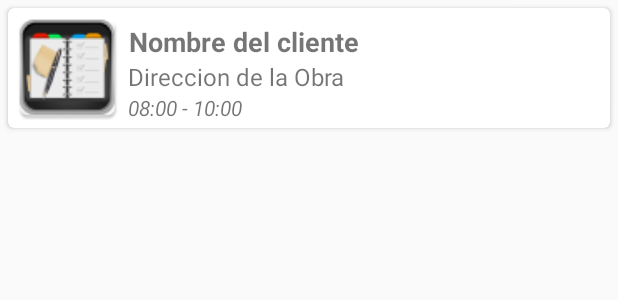
After one commit to unispan/mobile-app-unispan, an Android app: the layout card_view.xml on its own in the app's theme, with its tools: preview values and no code run, on a phone screen of 412 x 824 dp. The commit adds this screen. Shown: the top 300 px of the screen. Run offline under Robolectric (Android 15) with nearby library versions, the phone set to English and light mode, and no system bars.

Commit message:
Devolucion
Citas de Devolucion

```diff
--- a/app/build.gradle
+++ b/app/build.gradle
@@ -29,4 +29,5 @@ dependencies {
     compile 'com.github.satyan:sugar:1.5'
     compile 'com.android.volley:volley:1.0.0'
     testCompile 'junit:junit:4.12'
+    compile 'com.android.support:cardview-v7:24.2.1'
 }
--- a/app/src/main/AndroidManifest.xml
+++ b/app/src/main/AndroidManifest.xml
@@ -20,6 +20,10 @@
         android:label="@string/app_name"
         android:supportsRtl="true"
         android:theme="@style/AppTheme">
+        <meta-data android:name="DATABASE" android:value="unispan.db" />
+        <meta-data android:name="VERSION" android:value="1" />
+        <meta-data android:name="QUERY_LOG" android:value="true" />
+        <meta-data android:name="DOMAIN_PACKAGE_NAME" android:value="pe.com.unispan.mobile.model" />
         <activity
             android:name=".activities.LoginActivity"
             android:label="@string/app_name">
--- /dev/null
+++ b/app/src/main/res/layout/card_view.xml
@@ -0,0 +1,47 @@
+<?xml version="1.0" encoding="utf-8"?>
+<android.support.v7.widget.CardView
+    xmlns:android="http://schemas.android.com/apk/res/android"
+    xmlns:app="http://schemas.android.com/apk/res-auto"
+    android:id="@+id/devolutionCardView"
+    android:layout_height="80dp"
+    android:layout_width="match_parent"
+    android:layout_margin="5dp"
+    app:cardCornerRadius="4dp">
+    <LinearLayout
+        android:layout_width="match_parent"
+        android:layout_height="match_parent"
+        android:orientation="horizontal">
+        <ImageView
+            android:layout_width="80dp"
+            android:layout_height="match_parent"
+            android:id="@+id/pictureImageView"
+            android:src="@mipmap/ic_scheduled"/>
+        <LinearLayout
+            android:layout_width="match_parent"
+            android:layout_height="match_parent"
+            android:orientation="vertical"
+            android:paddingTop="10dp"
+            android:paddingEnd="10dp">
+            <TextView
+                android:layout_width="wrap_content"
+                android:layout_height="wrap_content"
+                android:textStyle="bold"
+                android:textSize="18dp"
+                android:gravity="end"
+                android:text="Nombre del cliente"
+                android:id="@+id/customerTextView"/>
+            <TextView
+                android:layout_width="wrap_content"
+                android:layout_height="wrap_content"
+                android:textSize="16dp"
+                android:text="Direccion de la Obra"
+                android:id="@+id/buildTextView"/>
+            <TextView
+                android:layout_width="wrap_content"
+                android:layout_height="wrap_content"
+                android:textStyle="italic"
+                android:text="08:00 - 10:00"
+                android:id="@+id/scheduledTextView"/>
+        </LinearLayout>
+    </LinearLayout>
+</android.support.v7.widget.CardView>
--- a/app/src/main/res/layout/content_main.xml
+++ b/app/src/main/res/layout/content_main.xml
@@ -13,4 +13,8 @@
     tools:context="pe.com.unispan.mobile.activities.MainActivity"
     tools:showIn="@layout/app_bar_main">
 
+    <android.support.v7.widget.RecyclerView
+        android:layout_width="match_parent"
+        android:layout_height="match_parent"
+        android:id="@+id/devolutionRecyclerView" />
 </RelativeLayout>
```
Also changed, not shown: app/src/main/java/pe/com/unispan/mobile/MobileApp.java (+11 -0 lines), app/src/main/java/pe/com/unispan/mobile/activities/MainActivity.java (+24 -0 lines), app/src/main/java/pe/com/unispan/mobile/adapters/DevolutionAdapter.java (added, +66 -0 lines), app/src/main/java/pe/com/unispan/mobile/model/Devolution.java (added, +55 -0 lines), app/src/main/java/pe/com/unispan/mobile/model/DevolutionsService.java (added, +41 -0 lines), app/src/main/ic_scheduled-web.png (added), app/src/main/res/mipmap-hdpi/ic_scheduled.png (added), app/src/main/res/mipmap-mdpi/ic_scheduled.png (added), app/src/main/res/mipmap-xhdpi/ic_scheduled.png (added), app/src/main/res/mipmap-xxhdpi/ic_scheduled.png (added), app/src/main/res/mipmap-xxxhdpi/ic_scheduled.png (added).
